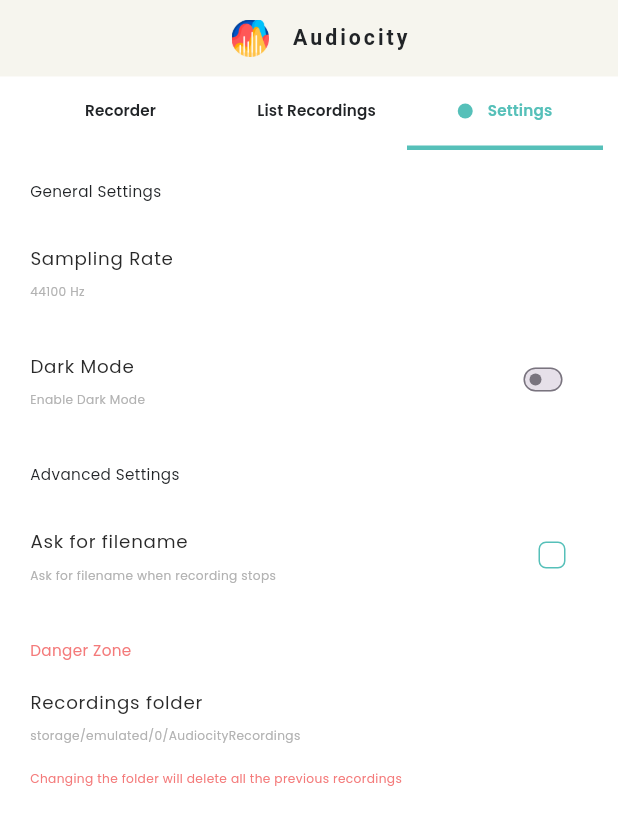
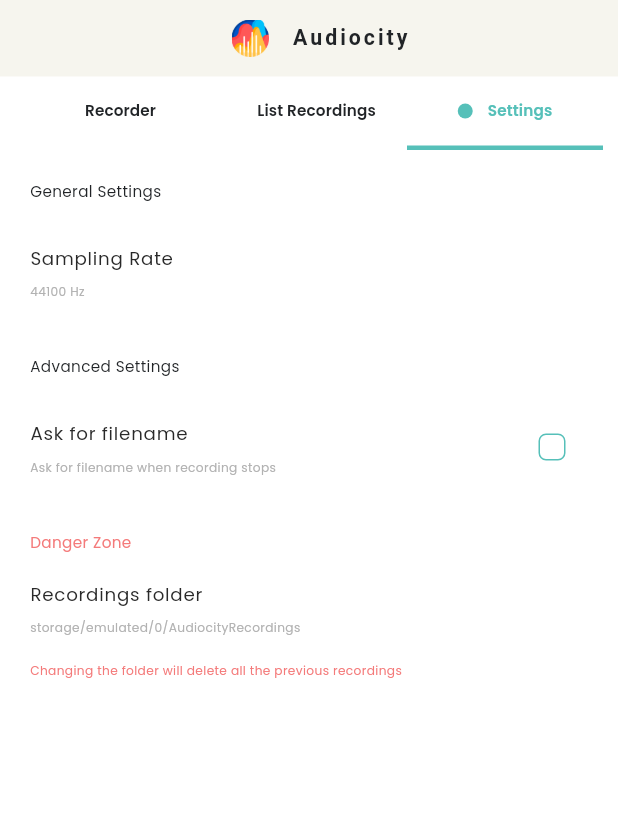
Before and after one commit to tanishq5414/audiocity, a Flutter app: the screen it shows after launch, tab 3 chosen, on a phone screen of 412 x 824 dp. Shown: the top 825 px of the screen. Run offline on Flutter 3.47's test engine with Material 3 defaults, Android fonts, the phone set to English and light mode, and no system bars; our stand-ins replace device_preview, file_picker, flutter_screenutil, get, line_icons, permission_handler and 2 more; missing offline and left inert: audio_duration, audio_waveforms.

Commit message:
cleaning up

```diff
--- a/lib/features/settings/settings_page.dart
+++ b/lib/features/settings/settings_page.dart
@@ -40,25 +40,6 @@ class SettingsPage extends StatelessWidget {
                             subtitle:  Text('${controller.samplingRate} Hz',
                                 style: CustomTextStyles.bodyTextStyle
                                   .copyWith(color: Pallete.darkGreyColor)),
-                          ),
-                          ListTile(
-                            contentPadding: EdgeInsets.zero,
-                            title: Text('Dark Mode',
-                                style: CustomTextStyles.bodyTextStyleLarge
-                                    .copyWith(color: Pallete.greyColor)),
-                            subtitle:  Text('Enable Dark Mode',
-                                style: CustomTextStyles.bodyTextStyle
-                                  .copyWith(color: Pallete.darkGreyColor)),
-                            trailing: Transform.scale(
-                              scale: 0.5,
-                              child: Switch(
-                                value: false,
-                                onChanged: (value) {
-                                  showCommonSnackBar(
-                                      context, 'Some other day :)');
-                                },
-                              ),
-                            ),
                           ),
                           SizedBox(height: 20),
                           Text(
```
